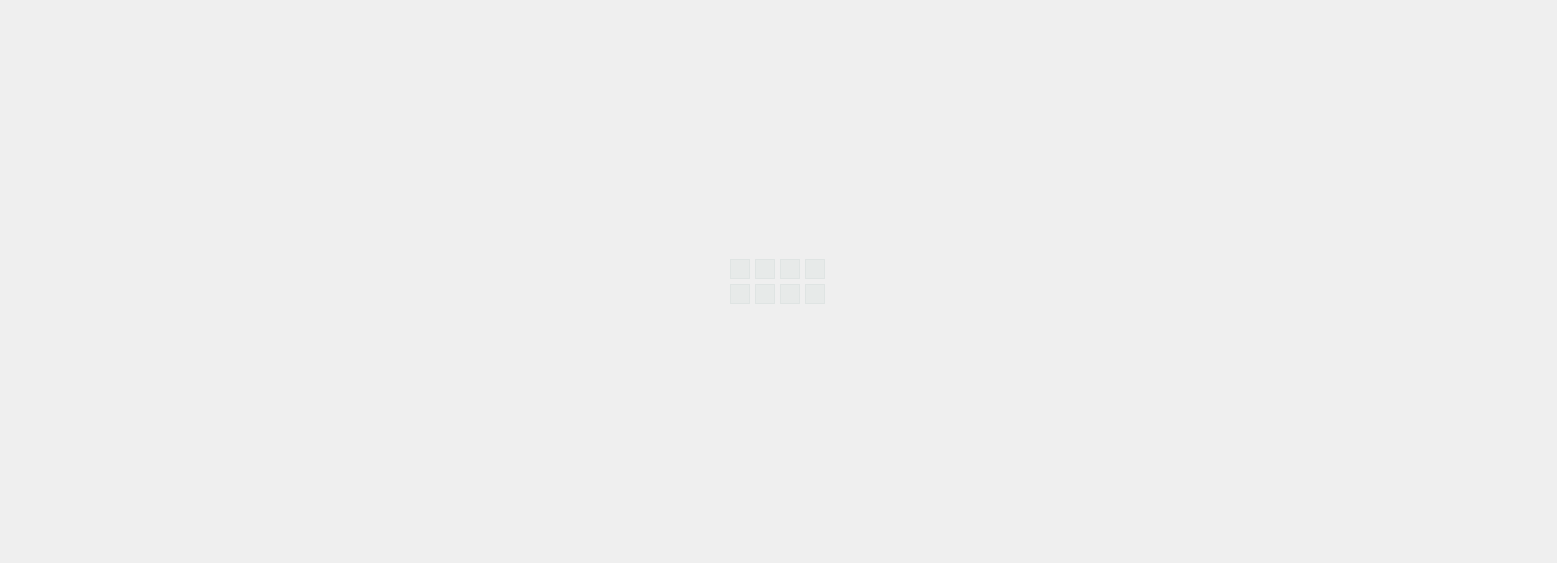
Above: designer/panel.ui from Kammann123/sae_fend before the change. Below: the same form after it.
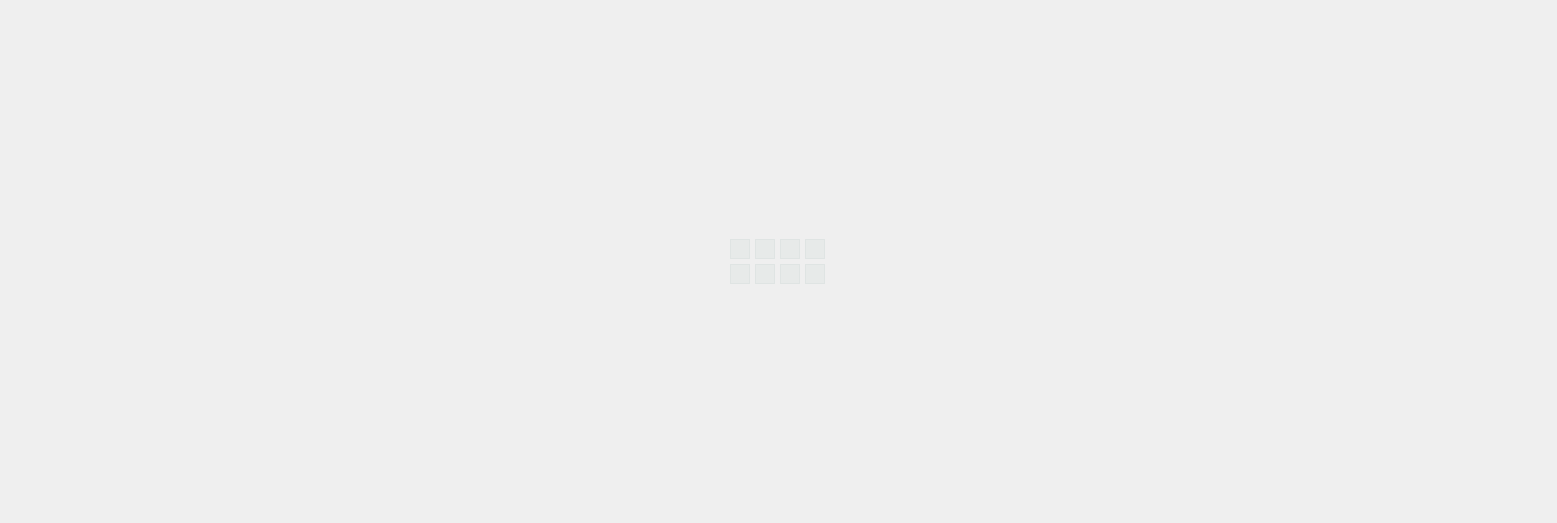
That is the form after the change. Icons and pictures are not drawn. Custom widgets are drawn as their Qt base class.

Commit message: PanelWidget with the ViewModel wrapping of each magnitude added

```diff
--- a/designer/panel.ui
+++ b/designer/panel.ui
@@ -7,7 +7,7 @@
     <x>0</x>
     <y>0</y>
     <width>1557</width>
-    <height>563</height>
+    <height>523</height>
    </rect>
   </property>
   <property name="sizePolicy">
@@ -82,7 +82,7 @@
        <property name="sizeHint" stdset="0">
         <size>
          <width>20</width>
-         <height>120</height>
+         <height>100</height>
         </size>
        </property>
       </spacer>
@@ -95,7 +95,7 @@
          <verstretch>0</verstretch>
         </sizepolicy>
        </property>
-       <layout class="QGridLayout" name="gridLayout" rowstretch="0,0,0,0,0" columnstretch="0,0,0,0">
+       <layout class="QGridLayout" name="gridLayout" rowstretch="0,0,0,0" columnstretch="0,0,0,0">
         <property name="sizeConstraint">
          <enum>QLayout::SetMinimumSize</enum>
         </property>
@@ -645,7 +645,7 @@
        <property name="sizeHint" stdset="0">
         <size>
          <width>20</width>
-         <height>120</height>
+         <height>100</height>
         </size>
        </property>
       </spacer>
```
Left out of the diff: 14 changed lines with no effect on the pictures. The commit also changes 12 other files.
